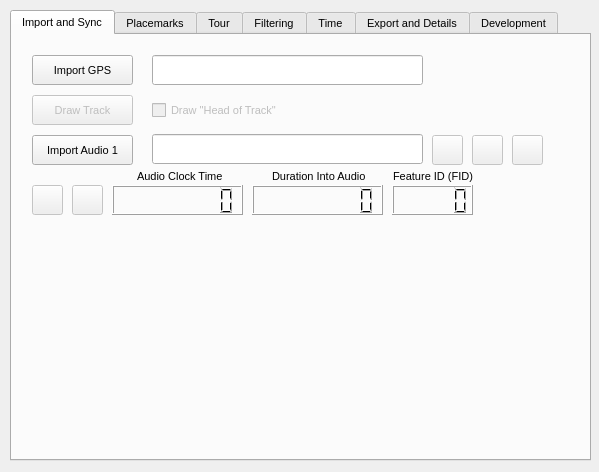
The window that QGISPlugin/MilkMachine/ui_milkmachine.ui (SeanKMcGinnis/250MilesCrossingPhila) describes before a commit, drawn with Qt 5.
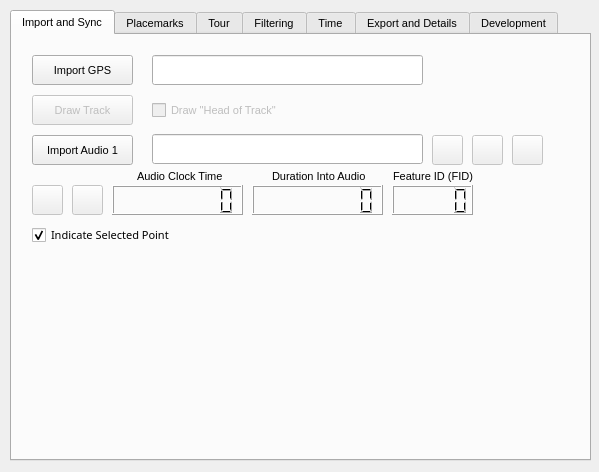
The same window after the commit. The open tabs and pages were chosen to show the change. Icons and pictures are not drawn.

Patch:
```diff
--- a/QGISPlugin/MilkMachine/ui_milkmachine.ui
+++ b/QGISPlugin/MilkMachine/ui_milkmachine.ui
@@ -392,6 +392,30 @@
       <string>Draw &quot;Head of Track&quot;</string>
      </property>
     </widget>
+    <widget class="QCheckBox" name="checkBox_import_indicator">
+     <property name="enabled">
+      <bool>true</bool>
+     </property>
+     <property name="geometry">
+      <rect>
+       <x>20</x>
+       <y>190</y>
+       <width>181</width>
+       <height>20</height>
+      </rect>
+     </property>
+     <property name="font">
+      <font>
+       <family>Lucida Sans</family>
+      </font>
+     </property>
+     <property name="text">
+      <string>Indicate Selected Point</string>
+     </property>
+     <property name="checked">
+      <bool>true</bool>
+     </property>
+    </widget>
    </widget>
    <widget class="QWidget" name="tab_rendering">
     <attribute name="title">
```
Left out of the diff: 16 changed lines with no effect on the pictures.
